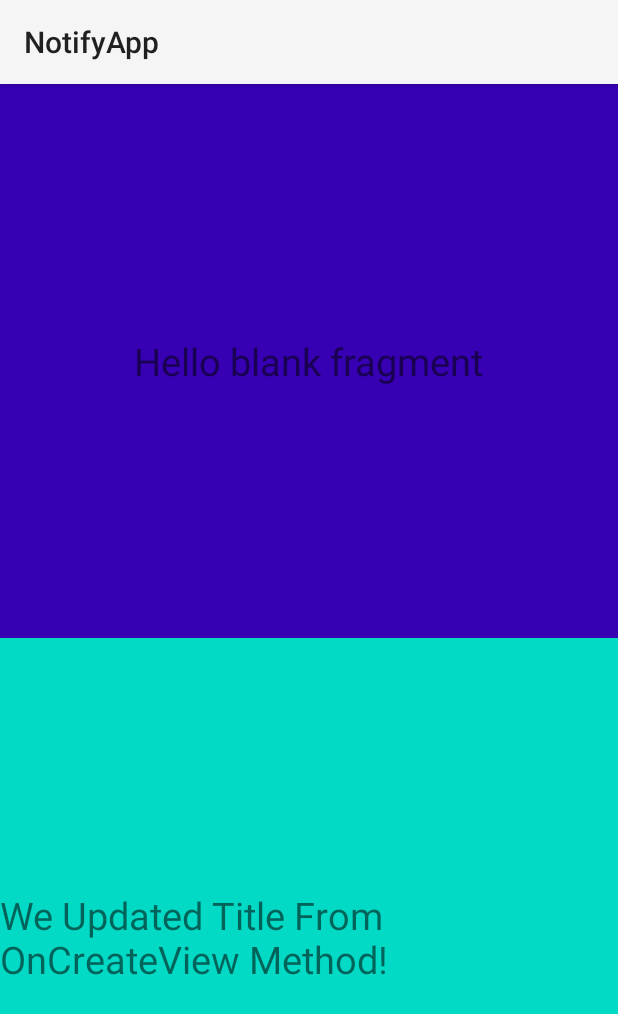
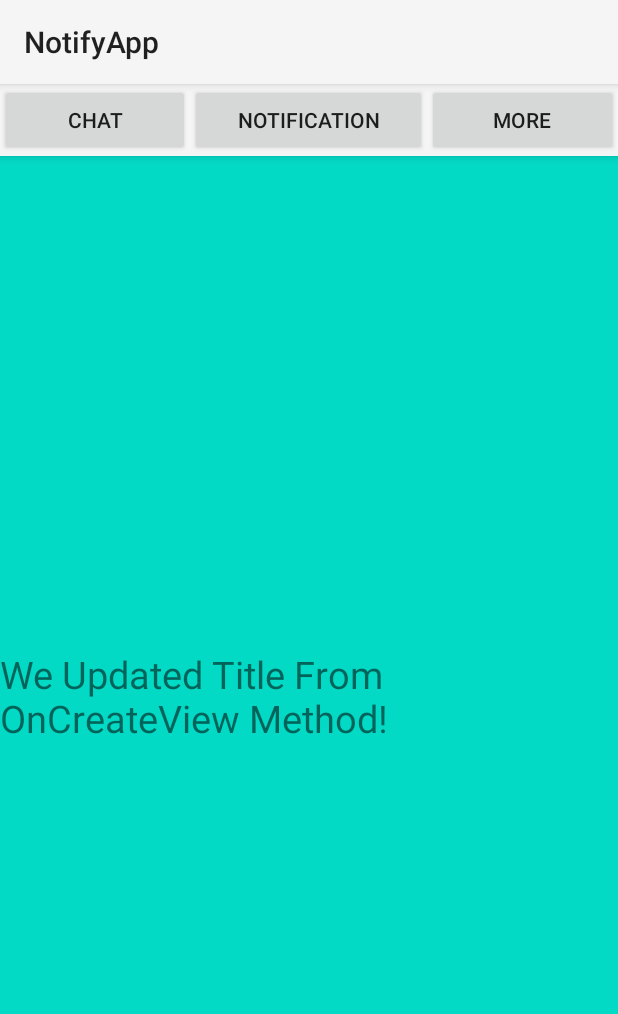
Before and after one commit to Monir865/android_notification_app, an Android app: the screen it shows after launch (FragmentApp), on a phone screen of 412 x 824 dp. Shown: the top 1014 px of the screen. Run offline under Robolectric (Android 15) with nearby library versions, the phone set to English and light mode, and no system bars.

Commit message:
Worked on Fragment adding with FrameLayout

```diff
--- a/app/src/main/java/com/app/notifyapp/FragmentApp.java
+++ b/app/src/main/java/com/app/notifyapp/FragmentApp.java
@@ -1,25 +1,40 @@
 package com.app.notifyapp;
 
 import android.os.Bundle;
+import android.view.View;
+import android.widget.FrameLayout;
 
 import androidx.activity.EdgeToEdge;
 import androidx.appcompat.app.AppCompatActivity;
+import androidx.appcompat.widget.AppCompatButton;
 import androidx.core.graphics.Insets;
 import androidx.core.view.ViewCompat;
 import androidx.core.view.WindowInsetsCompat;
+import androidx.fragment.app.Fragment;
 import androidx.fragment.app.FragmentManager;
 import androidx.fragment.app.FragmentTransaction;
 
-import com.app.notifyapp.fragments.BottomFragment;
-import com.app.notifyapp.fragments.TopFragment;
+import com.app.notifyapp.fragments.ChatFragment;
+import com.app.notifyapp.fragments.MoreFragment;
+import com.app.notifyapp.fragments.NotificationFragment;
 
 public class FragmentApp extends AppCompatActivity {
+
+    private FrameLayout FrameContainer;
+    private AppCompatButton ChatButton, NotificationButton, MoreButton;
+    private int flag = 0;
 
     @Override
     protected void onCreate(Bundle savedInstanceState) {
         super.onCreate(savedInstanceState);
         EdgeToEdge.enable(this);
-        setContentView(R.layout.activity_fragment_page);
+        setContentView(R.layout.activity_fragment_app);
+
+        //
+        FrameContainer = findViewById(R.id.frame_container);
+        ChatButton = findViewById(R.id.chat_button);
+        NotificationButton = findViewById(R.id.notification_button);
+        MoreButton = findViewById(R.id.more_button);
 
 
 
@@ -30,17 +45,48 @@ public class FragmentApp extends AppCompatActivity {
             return insets;
         });
 
-        // Adding Fragment's into FrameLayout
-        FragmentManager fm = getSupportFragmentManager();
-        FragmentTransaction ft = fm.beginTransaction();
-        ft.add(R.id.top_fragment, new TopFragment());
-        ft.add(R.id.bottom_fragment, new BottomFragment());
-        ft.commit();
 
+        //
+        loadFragment( new ChatFragment(), 0);
 
+        ChatButton.setOnClickListener(new View.OnClickListener() {
+            @Override
+            public void onClick(View v) {
+                loadFragment( new ChatFragment(), 1);
+            }
+        });
+
+        NotificationButton.setOnClickListener(new View.OnClickListener() {
+            @Override
+            public void onClick(View v) {
+                loadFragment( new NotificationFragment(), 1);
+            }
+        });
+
+        MoreButton.setOnClickListener(new View.OnClickListener() {
+            @Override
+            public void onClick(View v) {
+                loadFragment( new MoreFragment(), 1);
+            }
+        });
 
 
     }
 
+    private void loadFragment(Fragment fragment, int flag){
+
+        FragmentManager fm = getSupportFragmentManager();
+        FragmentTransaction ft = fm.beginTransaction();
+
+        if(flag == 0) {
+            ft.add(R.id.frame_container, fragment);
+        } else if (flag == 1) {
+            ft.replace(R.id.frame_container, fragment);
+        }
+        ft.commit();
+
+    }
+
+
 
 }
--- /dev/null
+++ b/app/src/main/java/com/app/notifyapp/fragments/ChatFragment.java
@@ -0,0 +1,35 @@
+package com.app.notifyapp.fragments;
+
+import android.os.Bundle;
+
+import androidx.fragment.app.Fragment;
+
+import android.view.LayoutInflater;
+import android.view.View;
+import android.view.ViewGroup;
+import android.widget.TextView;
+
+import com.app.notifyapp.R;
+
+public class ChatFragment extends Fragment {
+
+    public ChatFragment() {
+
+    }
+
+    @Override
+    public View onCreateView(LayoutInflater inflater, ViewGroup container, Bundle savedInstanceState) {
+
+        View view = inflater.inflate(R.layout.fragment_notification, container, false);
+
+        TextView titleText = view.findViewById(R.id.bottom_fragment_title);
+        titleText.setText("We Updated Title From OnCreateView Method!");
+
+
+
+
+        return view;
+    }
+
+
+}
--- a/app/src/main/java/com/app/notifyapp/fragments/BottomFragment.java
+++ b/app/src/main/java/com/app/notifyapp/fragments/MoreFragment.java
@@ -7,28 +7,21 @@ import androidx.fragment.app.Fragment;
 import android.view.LayoutInflater;
 import android.view.View;
 import android.view.ViewGroup;
-import android.widget.TextView;
 
 import com.app.notifyapp.R;
 
-public class BottomFragment extends Fragment {
+public class MoreFragment extends Fragment {
 
-    public BottomFragment() {
+    public MoreFragment() {
 
     }
 
     @Override
     public View onCreateView(LayoutInflater inflater, ViewGroup container, Bundle savedInstanceState) {
 
-        View view = inflater.inflate(R.layout.fragment_bottom, container, false);
-
-        TextView titleText = view.findViewById(R.id.bottom_fragment_title);
-        titleText.setText("We Updated Title From OnCreateView Method!");
 
 
-
-
-        return view;
+        return inflater.inflate(R.layout.fragment_more, container, false);
     }
 
 
--- a/app/src/main/java/com/app/notifyapp/fragments/TopFragment.java
+++ b/app/src/main/java/com/app/notifyapp/fragments/NotificationFragment.java
@@ -10,9 +10,9 @@ import android.view.ViewGroup;
 
 import com.app.notifyapp.R;
 
-public class TopFragment extends Fragment {
+public class NotificationFragment extends Fragment {
 
-    public TopFragment() {
+    public NotificationFragment() {
 
     }
 
@@ -21,7 +21,7 @@ public class TopFragment extends Fragment {
 
 
 
-        return inflater.inflate(R.layout.fragment_top, container, false);
+        return inflater.inflate(R.layout.fragment_chat, container, false);
     }
 
 }
--- /dev/null
+++ b/app/src/main/res/layout/activity_fragment_app.xml
@@ -0,0 +1,54 @@
+<?xml version="1.0" encoding="utf-8"?>
+<LinearLayout
+    xmlns:android="http://schemas.android.com/apk/res/android"
+    xmlns:app="http://schemas.android.com/apk/res-auto"
+    xmlns:tools="http://schemas.android.com/tools"
+    android:id="@+id/main"
+    android:layout_width="match_parent"
+    android:layout_height="match_parent"
+    tools:context=".FragmentApp"
+    android:orientation="vertical">
+
+    <com.google.android.material.appbar.AppBarLayout
+        android:layout_width="match_parent"
+        android:layout_height="wrap_content">
+
+        <LinearLayout
+            android:layout_width="match_parent"
+            android:layout_height="wrap_content">
+
+            <androidx.appcompat.widget.AppCompatButton
+                android:layout_width="wrap_content"
+                android:layout_height="wrap_content"
+                android:text="Chat"
+                android:layout_weight="1"
+                android:id="@+id/chat_button"/>
+
+            <androidx.appcompat.widget.AppCompatButton
+                android:layout_width="wrap_content"
+                android:layout_height="wrap_content"
+                android:text="Notification"
+                android:layout_weight="1"
+                android:id="@+id/notification_button"/>
+
+            <androidx.appcompat.widget.AppCompatButton
+                android:layout_width="wrap_content"
+                android:layout_height="wrap_content"
+                android:text="More"
+                android:layout_weight="1"
+                android:id="@+id/more_button"/>
+
+        </LinearLayout>
+
+    </com.google.android.material.appbar.AppBarLayout>
+
+
+    <FrameLayout
+        android:layout_width="match_parent"
+        android:layout_height="match_parent"
+        android:id="@+id/frame_container"/>
+
+
+
+
+</LinearLayout>
--- a/app/src/main/res/layout/activity_fragment_page.xml
+++ /dev/null
@@ -1,26 +0,0 @@
-<?xml version="1.0" encoding="utf-8"?>
-<LinearLayout
-    xmlns:android="http://schemas.android.com/apk/res/android"
-    xmlns:app="http://schemas.android.com/apk/res-auto"
-    xmlns:tools="http://schemas.android.com/tools"
-    android:id="@+id/main"
-    android:layout_width="match_parent"
-    android:layout_height="match_parent"
-    tools:context=".FragmentApp"
-    android:orientation="vertical">
-
-    <FrameLayout
-        android:layout_width="match_parent"
-        android:layout_height="wrap_content"
-        android:layout_weight="1"
-        android:id="@+id/top_fragment"/>
-
-    <FrameLayout
-        android:layout_width="match_parent"
-        android:layout_height="wrap_content"
-        android:layout_weight="1"
-        android:id="@+id/bottom_fragment"/>
-
-
-
-</LinearLayout>
--- a/app/src/main/res/layout/fragment_bottom.xml
+++ b/app/src/main/res/layout/fragment_chat.xml
@@ -4,17 +4,17 @@
     xmlns:tools="http://schemas.android.com/tools"
     android:layout_width="match_parent"
     android:layout_height="match_parent"
-    tools:context=".fragments.TopFragment"
+    tools:context=".fragments.ChatFragment"
     android:orientation="vertical"
     android:gravity="center"
-    android:background="@color/design_default_color_secondary">
+    android:background="@color/design_default_color_primary_dark">
 
     <TextView
         android:layout_width="wrap_content"
         android:layout_height="wrap_content"
-        android:text="@string/hello_blank_fragment"
+        android:text="Chat Fragment"
         android:textSize="25sp"
-        android:id="@+id/bottom_fragment_title"/>
+        android:id="@+id/top_fragment_title"/>
 
 
 
--- a/app/src/main/res/layout/fragment_top.xml
+++ b/app/src/main/res/layout/fragment_notification.xml
@@ -4,17 +4,17 @@
     xmlns:tools="http://schemas.android.com/tools"
     android:layout_width="match_parent"
     android:layout_height="match_parent"
-    tools:context=".fragments.TopFragment"
+    tools:context=".fragments.NotificationFragment"
     android:orientation="vertical"
     android:gravity="center"
-    android:background="@color/design_default_color_primary_dark">
+    android:background="@color/design_default_color_secondary">
 
     <TextView
         android:layout_width="wrap_content"
         android:layout_height="wrap_content"
-        android:text="@string/hello_blank_fragment"
+        android:text="Notification Fragment"
         android:textSize="25sp"
-        android:id="@+id/top_fragment_title"/>
+        android:id="@+id/bottom_fragment_title"/>
 
 
 
```
Also changed, not shown: app/src/main/res/layout/fragment_more.xml (added, +22 -0 lines).
